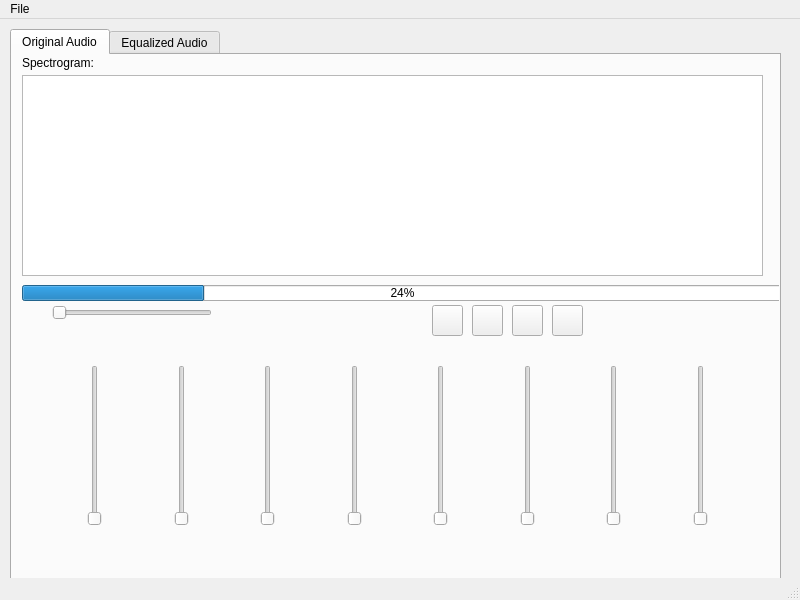
Before: the Qt Designer form ui_files/main_window_v2.ui in abeshahsan/Tune-it, drawn with Qt 5.
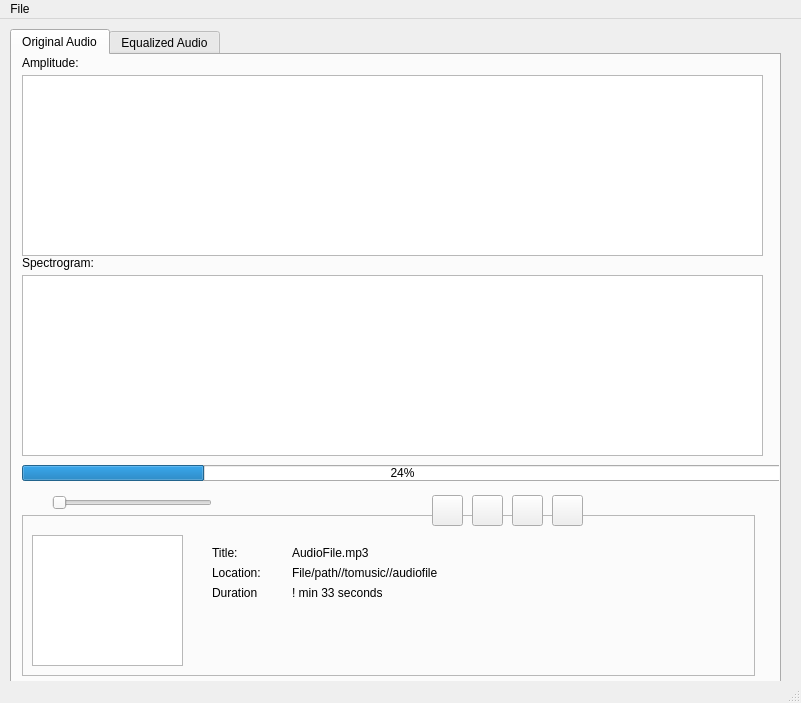
After: the same form once the commit is applied. The open tabs and pages were chosen to show the change. Icons and pictures are not drawn.

Commit message: Aded amplitude graph to both tabs and music info in input audio

The edit to the form file:
```diff
--- a/ui_files/main_window_v2.ui
+++ b/ui_files/main_window_v2.ui
@@ -6,8 +6,8 @@
    <rect>
     <x>0</x>
     <y>0</y>
-    <width>800</width>
-    <height>600</height>
+    <width>801</width>
+    <height>703</height>
    </rect>
   </property>
   <property name="windowTitle">
@@ -20,7 +20,7 @@
       <x>10</x>
       <y>10</y>
       <width>771</width>
-      <height>551</height>
+      <height>671</height>
      </rect>
     </property>
     <property name="currentIndex">
@@ -30,172 +30,6 @@
      <attribute name="title">
       <string>Original Audio</string>
      </attribute>
-     <widget class="QGraphicsView" name="graphicsView">
-      <property name="geometry">
-       <rect>
-        <x>10</x>
-        <y>20</y>
-        <width>741</width>
-        <height>201</height>
-       </rect>
-      </property>
-     </widget>
-     <widget class="QProgressBar" name="progressBar">
-      <property name="geometry">
-       <rect>
-        <x>10</x>
-        <y>230</y>
-        <width>761</width>
-        <height>16</height>
-       </rect>
-      </property>
-      <property name="value">
-       <number>24</number>
-      </property>
-     </widget>
-     <widget class="QSlider" name="horizontalSlider">
-      <property name="geometry">
-       <rect>
-        <x>40</x>
-        <y>250</y>
-        <width>160</width>
-        <height>16</height>
-       </rect>
-      </property>
-      <property name="orientation">
-       <enum>Qt::Horizontal</enum>
-      </property>
-     </widget>
-     <widget class="QLabel" name="AudioMax">
-      <property name="geometry">
-       <rect>
-        <x>210</x>
-        <y>250</y>
-        <width>21</width>
-        <height>31</height>
-       </rect>
-      </property>
-      <property name="text">
-       <string/>
-      </property>
-      <property name="pixmap">
-       <pixmap>C:/Users/Hp/Downloads/audio-max.svg</pixmap>
-      </property>
-      <property name="scaledContents">
-       <bool>true</bool>
-      </property>
-     </widget>
-     <widget class="QLabel" name="AudioMin">
-      <property name="geometry">
-       <rect>
-        <x>20</x>
-        <y>250</y>
-        <width>21</width>
-        <height>31</height>
-       </rect>
-      </property>
-      <property name="text">
-       <string/>
-      </property>
-      <property name="pixmap">
-       <pixmap>C:/Users/Hp/Downloads/noun-mute.svg</pixmap>
-      </property>
-      <property name="scaledContents">
-       <bool>true</bool>
-      </property>
-     </widget>
-     <widget class="QPushButton" name="AudioPlay">
-      <property name="geometry">
-       <rect>
-        <x>460</x>
-        <y>250</y>
-        <width>31</width>
-        <height>31</height>
-       </rect>
-      </property>
-      <property name="text">
-       <string/>
-      </property>
-      <property name="icon">
-       <iconset>
-        <normaloff>C:/Users/Hp/Downloads/audio play.svg</normaloff>C:/Users/Hp/Downloads/audio play.svg</iconset>
-      </property>
-      <property name="iconSize">
-       <size>
-        <width>25</width>
-        <height>25</height>
-       </size>
-      </property>
-     </widget>
-     <widget class="QPushButton" name="AudioFastForward">
-      <property name="geometry">
-       <rect>
-        <x>500</x>
-        <y>250</y>
-        <width>31</width>
-        <height>31</height>
-       </rect>
-      </property>
-      <property name="text">
-       <string/>
-      </property>
-      <property name="icon">
-       <iconset>
-        <normaloff>C:/Users/Hp/Downloads/audio fastforward.svg</normaloff>C:/Users/Hp/Downloads/audio fastforward.svg</iconset>
-      </property>
-      <property name="iconSize">
-       <size>
-        <width>25</width>
-        <height>25</height>
-       </size>
-      </property>
-     </widget>
-     <widget class="QPushButton" name="AudioBackward">
-      <property name="geometry">
-       <rect>
-        <x>420</x>
-        <y>250</y>
-        <width>31</width>
-        <height>31</height>
-       </rect>
-      </property>
-      <property name="text">
-       <string/>
-      </property>
-      <property name="icon">
-       <iconset>
-        <normaloff>C:/Users/Hp/Downloads/audio backward.svg</normaloff>C:/Users/Hp/Downloads/audio backward.svg</iconset>
-      </property>
-      <property name="iconSize">
-       <size>
-        <width>25</width>
-        <height>25</height>
-       </size>
-      </property>
-     </widget>
-     <widget class="QPushButton" name="AudioStop">
-      <property name="geometry">
-       <rect>
-        <x>540</x>
-        <y>250</y>
-        <width>31</width>
-        <height>31</height>
-       </rect>
-      </property>
-      <property name="text">
-       <string/>
-      </property>
-      <property name="icon">
-       <iconset>
-        <normaloff>C:/Users/Hp/Downloads/audio-stop.svg</normaloff>C:/Users/Hp/Downloads/audio-stop.svg</iconset>
-      </property>
-      <property name="iconSize">
-       <size>
-        <width>25</width>
-        <height>25</height>
-       </size>
-      </property>
-     </widget>
      <widget class="QWidget" name="horizontalWidget" native="true">
       <property name="geometry">
        <rect>
@@ -205,183 +39,201 @@
         <height>161</height>
        </rect>
       </property>
-      <layout class="QHBoxLayout" name="horizontalLayout">
-       <item>
-        <spacer name="horizontalSpacer_4">
-         <property name="orientation">
-          <enum>Qt::Horizontal</enum>
-         </property>
-         <property name="sizeHint" stdset="0">
-          <size>
-           <width>40</width>
-           <height>20</height>
-          </size>
-         </property>
-        </spacer>
-       </item>
-       <item>
-        <widget class="QSlider" name="verticalSlider">
-         <property name="orientation">
-          <enum>Qt::Vertical</enum>
-         </property>
-        </widget>
-       </item>
-       <item>
-        <spacer name="horizontalSpacer_5">
-         <property name="orientation">
-          <enum>Qt::Horizontal</enum>
-         </property>
-         <property name="sizeHint" stdset="0">
-          <size>
-           <width>40</width>
-           <height>20</height>
-          </size>
-         </property>
-        </spacer>
-       </item>
-       <item>
-        <widget class="QSlider" name="verticalSlider_3">
-         <property name="orientation">
-          <enum>Qt::Vertical</enum>
-         </property>
-        </widget>
-       </item>
-       <item>
-        <spacer name="horizontalSpacer_6">
-         <property name="orientation">
-          <enum>Qt::Horizontal</enum>
-         </property>
-         <property name="sizeHint" stdset="0">
-          <size>
-           <width>40</width>
-           <height>20</height>
-          </size>
-         </property>
-        </spacer>
-       </item>
-       <item>
-        <widget class="QSlider" name="verticalSlider_5">
-         <property name="orientation">
-          <enum>Qt::Vertical</enum>
-         </property>
-        </widget>
-       </item>
-       <item>
-        <spacer name="horizontalSpacer_7">
-         <property name="orientation">
-          <enum>Qt::Horizontal</enum>
-         </property>
-         <property name="sizeHint" stdset="0">
-          <size>
-           <width>40</width>
-           <height>20</height>
-          </size>
-         </property>
-        </spacer>
-       </item>
-       <item>
-        <widget class="QSlider" name="verticalSlider_6">
-         <property name="orientation">
-          <enum>Qt::Vertical</enum>
-         </property>
-        </widget>
-       </item>
-       <item>
-        <spacer name="horizontalSpacer_8">
-         <property name="orientation">
-          <enum>Qt::Horizontal</enum>
-         </property>
-         <property name="sizeHint" stdset="0">
-          <size>
-           <width>40</width>
-           <height>20</height>
-          </size>
-         </property>
-        </spacer>
-       </item>
-       <item>
-        <widget class="QSlider" name="verticalSlider_7">
-         <property name="orientation">
-          <enum>Qt::Vertical</enum>
-         </property>
-        </widget>
-       </item>
-       <item>
-        <spacer name="horizontalSpacer_9">
-         <property name="orientation">
-          <enum>Qt::Horizontal</enum>
-         </property>
-         <property name="sizeHint" stdset="0">
-          <size>
-           <width>40</width>
-           <height>20</height>
-          </size>
-         </property>
-        </spacer>
-       </item>
-       <item>
-        <widget class="QSlider" name="verticalSlider_8">
-         <property name="orientation">
-          <enum>Qt::Vertical</enum>
-         </property>
-        </widget>
-       </item>
-       <item>
-        <spacer name="horizontalSpacer_2">
-         <property name="orientation">
-          <enum>Qt::Horizontal</enum>
-         </property>
-         <property name="sizeHint" stdset="0">
-          <size>
-           <width>40</width>
-           <height>20</height>
-          </size>
-         </property>
-        </spacer>
-       </item>
-       <item>
-        <widget class="QSlider" name="verticalSlider_4">
-         <property name="orientation">
-          <enum>Qt::Vertical</enum>
-         </property>
-        </widget>
-       </item>
-       <item>
-        <spacer name="horizontalSpacer_3">
-         <property name="orientation">
-          <enum>Qt::Horizontal</enum>
-         </property>
-         <property name="sizeHint" stdset="0">
-          <size>
-           <width>40</width>
-           <height>20</height>
-          </size>
-         </property>
-        </spacer>
-       </item>
-       <item>
-        <widget class="QSlider" name="verticalSlider_2">
-         <property name="orientation">
-          <enum>Qt::Vertical</enum>
-         </property>
-        </widget>
-       </item>
-       <item>
-        <spacer name="horizontalSpacer">
-         <property name="orientation">
-          <enum>Qt::Horizontal</enum>
-         </property>
-         <property name="sizeHint" stdset="0">
-          <size>
-           <width>40</width>
-           <height>20</height>
-          </size>
-         </property>
-        </spacer>
-       </item>
-      </layout>
+      <layout class="QHBoxLayout" name="horizontalLayout"/>
      </widget>
-     <widget class="QLabel" name="label">
+     <widget class="QFrame" name="frame">
+      <property name="geometry">
+       <rect>
+        <x>10</x>
+        <y>460</y>
+        <width>733</width>
+        <height>161</height>
+       </rect>
+      </property>
+      <property name="frameShape">
+       <enum>QFrame::StyledPanel</enum>
+      </property>
+      <property name="frameShadow">
+       <enum>QFrame::Raised</enum>
+      </property>
+      <widget class="QLabel" name="label_3">
+       <property name="geometry">
+        <rect>
+         <x>190</x>
+         <y>30</y>
+         <width>49</width>
+         <height>16</height>
+        </rect>
+       </property>
+       <property name="text">
+        <string>Title:</string>
+       </property>
+      </widget>
+      <widget class="QLabel" name="label_4">
+       <property name="geometry">
+        <rect>
+         <x>270</x>
+         <y>30</y>
+         <width>441</width>
+         <height>16</height>
+        </rect>
+       </property>
+       <property name="text">
+        <string>AudioFile.mp3</string>
+       </property>
+      </widget>
+      <widget class="QLabel" name="label_7">
+       <property name="geometry">
+        <rect>
+         <x>190</x>
+         <y>50</y>
+         <width>49</width>
+         <height>16</height>
+        </rect>
+       </property>
+       <property name="text">
+        <string>Location:</string>
+       </property>
+      </widget>
+      <widget class="QLabel" name="label_8">
+       <property name="geometry">
+        <rect>
+         <x>270</x>
+         <y>50</y>
+         <width>441</width>
+         <height>16</height>
+        </rect>
+       </property>
+       <property name="text">
+        <string>File/path//tomusic//audiofile</string>
+       </property>
+      </widget>
+      <widget class="QLabel" name="label_9">
+       <property name="geometry">
+        <rect>
+         <x>270</x>
+         <y>70</y>
+         <width>441</width>
+         <height>16</height>
+        </rect>
+       </property>
+       <property name="text">
+        <string>! min 33 seconds</string>
+       </property>
+      </widget>
+      <widget class="QLabel" name="label_10">
+       <property name="geometry">
+        <rect>
+         <x>190</x>
+         <y>70</y>
+         <width>49</width>
+         <height>16</height>
+        </rect>
+       </property>
+       <property name="text">
+        <string>Duration</string>
+       </property>
+      </widget>
+      <widget class="QGraphicsView" name="graphicsView">
+       <property name="geometry">
+        <rect>
+         <x>10</x>
+         <y>20</y>
+         <width>151</width>
+         <height>131</height>
+        </rect>
+       </property>
+      </widget>
+     </widget>
+     <widget class="QPushButton" name="AudioStop_3">
+      <property name="geometry">
+       <rect>
+        <x>540</x>
+        <y>440</y>
+        <width>31</width>
+        <height>31</height>
+       </rect>
+      </property>
+      <property name="text">
+       <string/>
+      </property>
+      <property name="icon">
+       <iconset>
+        <normaloff>C:/Users/Hp/Downloads/audio-stop.svg</normaloff>C:/Users/Hp/Downloads/audio-stop.svg</iconset>
+      </property>
+      <property name="iconSize">
+       <size>
+        <width>25</width>
+        <height>25</height>
+       </size>
+      </property>
+     </widget>
+     <widget class="QGraphicsView" name="outputAmplitude_2">
+      <property name="geometry">
+       <rect>
+        <x>10</x>
+        <y>20</y>
+        <width>741</width>
+        <height>181</height>
+       </rect>
+      </property>
+     </widget>
+     <widget class="QPushButton" name="AudioBackward_3">
+      <property name="geometry">
+       <rect>
+        <x>420</x>
+        <y>440</y>
+        <width>31</width>
+        <height>31</height>
+       </rect>
+      </property>
+      <property name="text">
+       <string/>
+      </property>
+      <property name="icon">
+       <iconset>
+        <normaloff>C:/Users/Hp/Downloads/audio backward.svg</normaloff>C:/Users/Hp/Downloads/audio backward.svg</iconset>
+      </property>
+      <property name="iconSize">
+       <size>
+        <width>25</width>
+        <height>25</height>
+       </size>
+      </property>
+     </widget>
+     <widget class="QLabel" name="AudioMin_3">
+      <property name="geometry">
+       <rect>
+        <x>20</x>
+        <y>440</y>
+        <width>21</width>
+        <height>31</height>
+       </rect>
+      </property>
+      <property name="text">
+       <string/>
+      </property>
+      <property name="pixmap">
+       <pixmap>C:/Users/Hp/Downloads/noun-mute.svg</pixmap>
+      </property>
+      <property name="scaledContents">
+       <bool>true</bool>
+      </property>
+     </widget>
+     <widget class="QSlider" name="horizontalSlider_3">
+      <property name="geometry">
+       <rect>
+        <x>40</x>
+        <y>440</y>
+        <width>160</width>
+        <height>16</height>
+       </rect>
+      </property>
+      <property name="orientation">
+       <enum>Qt::Horizontal</enum>
+      </property>
+     </widget>
+     <widget class="QLabel" name="Amplitude_2">
       <property name="geometry">
        <rect>
         <x>10</x>
@@ -391,9 +243,110 @@
        </rect>
       </property>
       <property name="text">
+       <string>Amplitude:</string>
+      </property>
+     </widget>
+     <widget class="QPushButton" name="AudioPlay_3">
+      <property name="geometry">
+       <rect>
+        <x>460</x>
+        <y>440</y>
+        <width>31</width>
+        <height>31</height>
+       </rect>
+      </property>
+      <property name="text">
+       <string/>
+      </property>
+      <property name="icon">
+       <iconset>
+        <normaloff>C:/Users/Hp/Downloads/audio play.svg</normaloff>C:/Users/Hp/Downloads/audio play.svg</iconset>
+      </property>
+      <property name="iconSize">
+       <size>
+        <width>25</width>
+        <height>25</height>
+       </size>
+      </property>
+     </widget>
+     <widget class="QPushButton" name="AudioFastForward_3">
+      <property name="geometry">
+       <rect>
+        <x>500</x>
+        <y>440</y>
+        <width>31</width>
+        <height>31</height>
+       </rect>
+      </property>
+      <property name="text">
+       <string/>
+      </property>
+      <property name="icon">
+       <iconset>
+        <normaloff>C:/Users/Hp/Downloads/audio fastforward.svg</normaloff>C:/Users/Hp/Downloads/audio fastforward.svg</iconset>
+      </property>
+      <property name="iconSize">
+       <size>
+        <width>25</width>
+        <height>25</height>
+       </size>
+      </property>
+     </widget>
+     <widget class="QProgressBar" name="OutputAudioProgress_2">
+      <property name="geometry">
+       <rect>
+        <x>10</x>
+        <y>410</y>
+        <width>761</width>
+        <height>16</height>
+       </rect>
+      </property>
+      <property name="value">
+       <number>24</number>
+      </property>
+     </widget>
+     <widget class="QGraphicsView" name="OutputSpectrogram_2">
+      <property name="geometry">
+       <rect>
+        <x>10</x>
+        <y>220</y>
+        <width>741</width>
+        <height>181</height>
+       </rect>
+      </property>
+     </widget>
+     <widget class="QLabel" name="Spectrogram_2">
+      <property name="geometry">
+       <rect>
+        <x>10</x>
+        <y>200</y>
+        <width>71</width>
+        <height>16</height>
+       </rect>
+      </property>
+      <property name="text">
        <string>Spectrogram:</string>
       </property>
      </widget>
+     <widget class="QLabel" name="AudioMax_3">
+      <property name="geometry">
+       <rect>
+        <x>210</x>
+        <y>440</y>
+        <width>21</width>
+        <height>31</height>
+       </rect>
+      </property>
+      <property name="text">
+       <string/>
+      </property>
+      <property name="pixmap">
+       <pixmap>C:/Users/Hp/Downloads/audio-max.svg</pixmap>
+      </property>
+      <property name="scaledContents">
+       <bool>true</bool>
+      </property>
+     </widget>
     </widget>
     <widget class="QWidget" name="OutputAudio">
      <attribute name="title">
@@ -771,7 +724,7 @@
     <rect>
      <x>0</x>
      <y>0</y>
-     <width>800</width>
+     <width>801</width>
      <height>22</height>
     </rect>
    </property>
```
Left out of the diff: 53 changed lines with no effect on the pictures.
